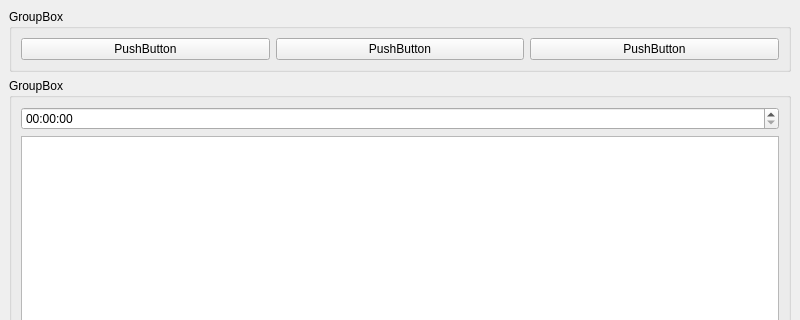
The window that Lesson5/Task1/Stopwatch/mainwindow.ui (turpal88/QT_CrossPlatform_Development) describes before a commit, drawn with Qt 5; both pictures show x 0 to 800 and y 0 to 320 of the 800 by 600 pixel window.
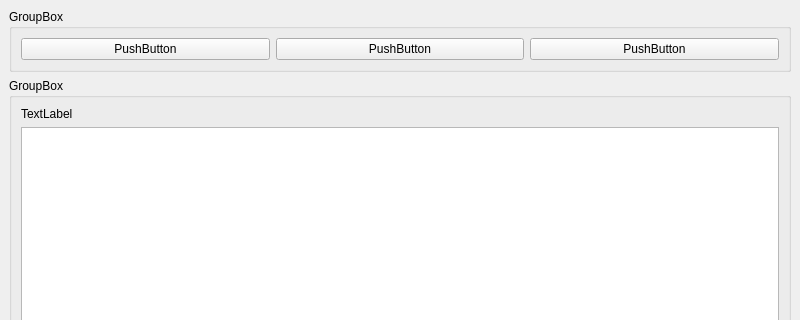
The same window after the commit.

```diff
--- a/Lesson5/Task1/Stopwatch/mainwindow.ui
+++ b/Lesson5/Task1/Stopwatch/mainwindow.ui
@@ -22,9 +22,9 @@
       </property>
       <layout class="QVBoxLayout" name="verticalLayout">
        <item>
-        <widget class="QTimeEdit" name="timeEdit">
-         <property name="readOnly">
-          <bool>false</bool>
+        <widget class="QLabel" name="label">
+         <property name="text">
+          <string>TextLabel</string>
          </property>
         </widget>
        </item>
```
